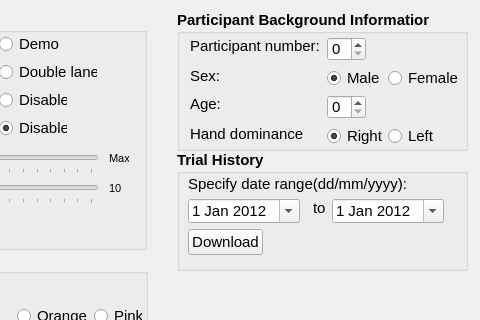
This is demographics.ui in rkovessy/VeWalker as Qt 5 draws it before an edit; both pictures show x 233 to 713 and y 0 to 320 of the 713 by 442 pixel window. The edited form follows.
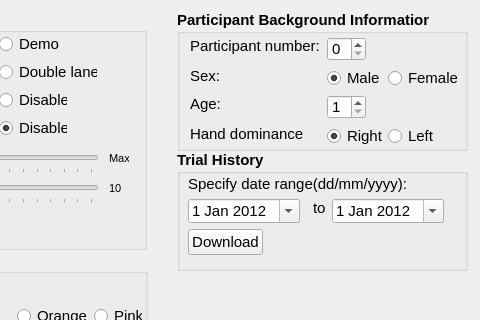
This is the edited form.

```diff
--- a/demographics.ui
+++ b/demographics.ui
@@ -867,6 +867,9 @@
       <bold>false</bold>
      </font>
     </property>
+    <property name="minimum">
+     <number>1</number>
+    </property>
    </widget>
    <widget class="QLabel" name="participantnumberlabel">
     <property name="geometry">
```
